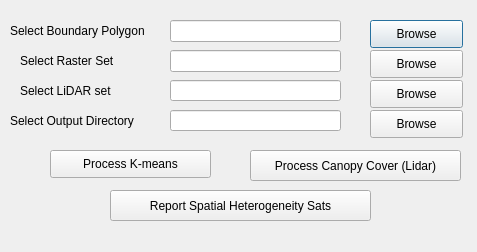
First picture: the form in qgis_build/treebeard/treebeard_dialog_base.ui, repository earthlab-education/treebeard, before the edit.
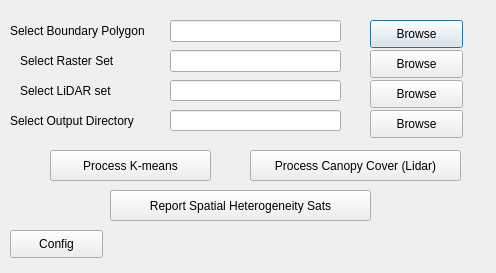
Second picture: the form after the edit.

Commit message: rewrote code for settings dialog to fix bug

```diff
--- a/qgis_build/treebeard/treebeard_dialog_base.ui
+++ b/qgis_build/treebeard/treebeard_dialog_base.ui
@@ -6,8 +6,8 @@
    <rect>
     <x>0</x>
     <y>0</y>
-    <width>477</width>
-    <height>252</height>
+    <width>496</width>
+    <height>273</height>
    </rect>
   </property>
   <property name="windowTitle">
@@ -91,7 +91,7 @@
      <x>50</x>
      <y>150</y>
      <width>161</width>
-     <height>28</height>
+     <height>31</height>
     </rect>
    </property>
    <property name="text">
@@ -196,6 +196,19 @@
     <string>Browse</string>
    </property>
   </widget>
+  <widget class="QPushButton" name="configButton">
+   <property name="geometry">
+    <rect>
+     <x>10</x>
+     <y>230</y>
+     <width>93</width>
+     <height>28</height>
+    </rect>
+   </property>
+   <property name="text">
+    <string>Config</string>
+   </property>
+  </widget>
  </widget>
  <resources/>
  <connections/>
```
The commit also changes 7 other files.
